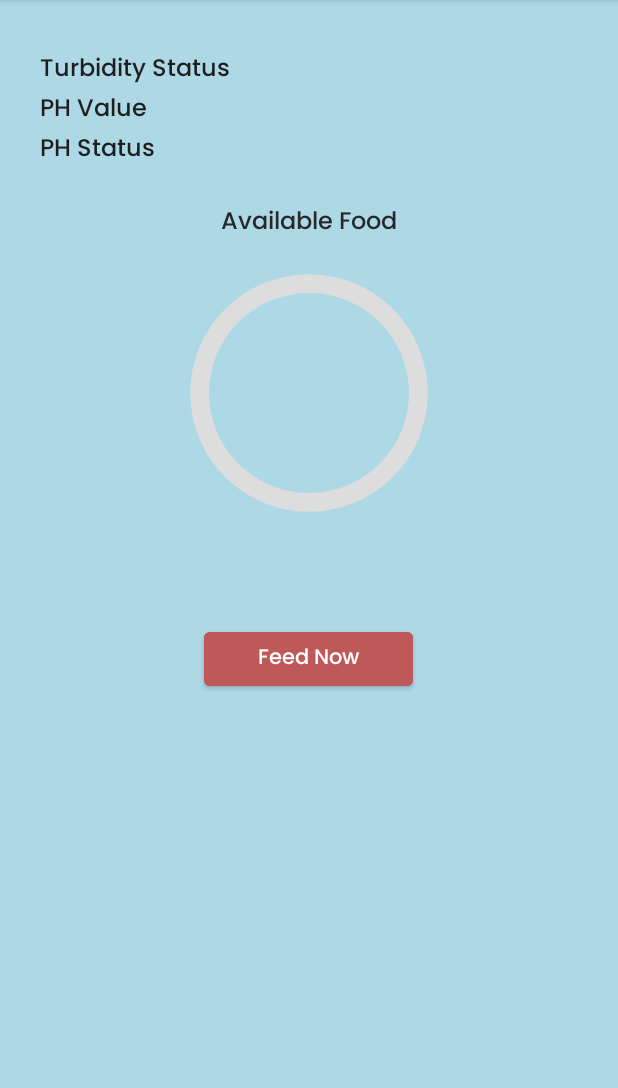
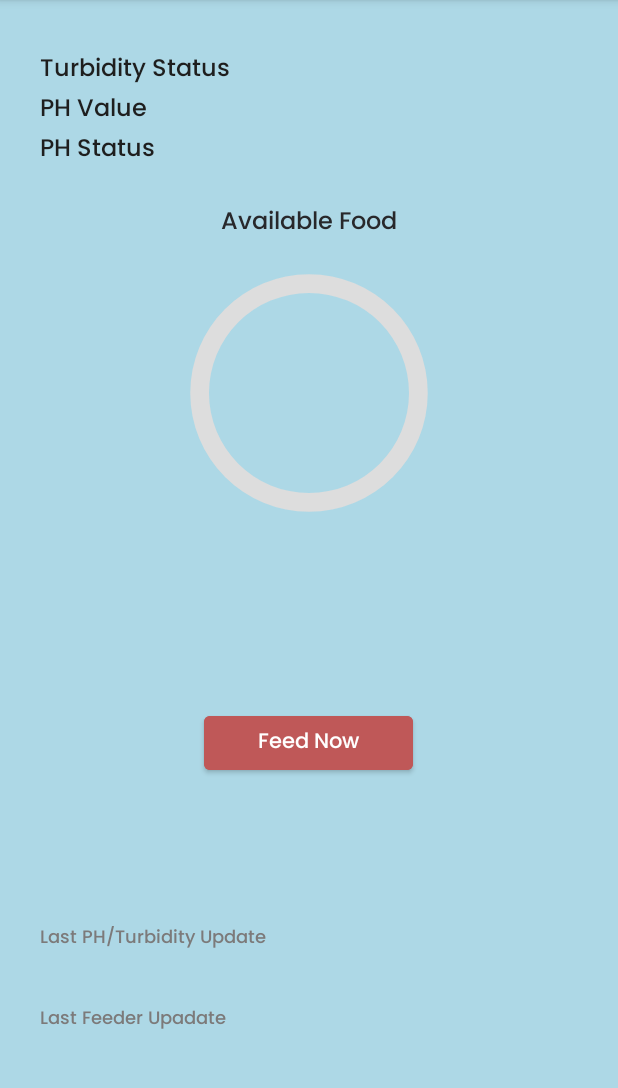
Before and after one commit to ShanaazAhamed/Fish-Tank-Monitoring-System, an Android app: the screen it shows after launch (MainActivity), on a phone screen of 412 x 824 dp, the part 84-1172 px from its top. Run offline under Robolectric (Android 15) with nearby library versions, the phone set to English and light mode, and no system bars; our stand-ins replace Firebase (no records; nobody signed in at launch, a user with empty details on screens opened directly).

Commit message:
App updated
 - last time added

```diff
--- a/FishTankApp2/app/src/main/AndroidManifest.xml
+++ b/FishTankApp2/app/src/main/AndroidManifest.xml
@@ -17,7 +17,9 @@
         android:theme="@style/Theme.FishTankApp">
         <activity
             android:name=".MainActivity"
-            android:exported="true">
+            android:exported="true"
+            android:screenOrientation="portrait">
+
             <intent-filter>
                 <action android:name="android.intent.action.MAIN" />
                 <category android:name="android.intent.category.LAUNCHER" />
--- a/FishTankApp2/app/src/main/java/com/example/fishtankapp/MainActivity.java
+++ b/FishTankApp2/app/src/main/java/com/example/fishtankapp/MainActivity.java
@@ -8,6 +8,8 @@ import android.graphics.Color;
 import android.os.Bundle;
 import android.os.Handler;
 import android.util.Log;
+import android.view.View;
+import android.widget.Button;
 import android.widget.ProgressBar;
 import android.widget.TextView;
 import android.widget.Toast;
@@ -24,11 +26,15 @@ import com.google.firebase.messaging.FirebaseMessaging;
 
 public class MainActivity extends AppCompatActivity {
 
-    private TextView turbidityStatus, phValue, phStatus, availableFood, needFeeding, progressText;
-    private DatabaseReference reference_data, reference_token;
+    private TextView turbidityStatus, phValue, phStatus, availableFood, needFeeding, progressText,lastUpdatePH,lastUpdateFeeder;
+    static DatabaseReference reference_data, reference_token;
+    private int feedNow = 0;
     private String token;
     private ProgressBar progressBar;
     int i = 0;
+
+    public MainActivity() {
+    }
 
 
     @Override
@@ -42,6 +48,8 @@ public class MainActivity extends AppCompatActivity {
         needFeeding = findViewById(R.id.needFeeding);
         progressBar = findViewById(R.id.progress_bar);
         progressText = findViewById(R.id.progress_bar_text);
+        lastUpdatePH= findViewById(R.id.lastUpdatePH);
+        lastUpdateFeeder = findViewById(R.id.lastUpdateFeeder);
 
         reference_data = FirebaseDatabase.getInstance().getReference().child("Sensor Data");
         reference_token = FirebaseDatabase.getInstance().getReference().child("Tokens");
@@ -69,14 +77,22 @@ public class MainActivity extends AppCompatActivity {
                     for (DataSnapshot snapshotData : snapshot.getChildren()) {
                         switch (snapshotData.getKey().toString()) {
                             case "Available food":
-                                progressText.setText(String.valueOf(snapshotData.getValue())+"%");
+
                                 int val = Integer.valueOf(snapshotData.getValue().toString());
+                                if(val>0){
+                                    feedNow = 1;
+                                }
+                                else feedNow = 0;
+                                if(val<0){
+                                    val = 0;
+                                }
                                 progressBar.setProgress(val);
+                                progressText.setText(String.valueOf(val)+"%");
                                 break;
                             case "Need Feeding":
                                 if (snapshotData.getValue().toString().equals("Yes")){
                                     needFeeding.setText("Please Fill the Feeding Bottle");
-                                    Toast.makeText(MainActivity.this.getApplicationContext(),"Please Fill the Feeding Bottle",Toast.LENGTH_SHORT).show();
+//                                    Toast.makeText(MainActivity.this.getApplicationContext(),"Please Fill the Feeding Bottle",Toast.LENGTH_SHORT).show();
                                 }
                                 else{
                                     needFeeding.setText("");
@@ -91,20 +107,36 @@ public class MainActivity extends AppCompatActivity {
                                 phValue.setText(snapshotData.getValue().toString());
                                 break;
                             case "Turbidity":
-
                                 turbidityStatus.setText(snapshotData.getValue().toString());
-
+                                break;
+                            case "LastPh":
+                                lastUpdatePH.setText(snapshotData.getValue().toString());
+                                break;
+                            case "LastFeeder":
+                                lastUpdateFeeder.setText(snapshotData.getValue().toString());
+                                break;
                         }
                     }
                 }
 
             }
-
             @Override
             public void onCancelled(@NonNull DatabaseError error) {
             }
         });
     }
 
+    public void feedNow(View view) {
+        if(feedNow != 0){
+            reference_data.child("Feed Now").setValue("True");
+            Toast.makeText(MainActivity.this.getApplicationContext(),"Feeding Done",Toast.LENGTH_SHORT).show();
+        }
+        else{
+            reference_data.child("Feed Now").setValue("False");
+            Toast.makeText(MainActivity.this.getApplicationContext(),"Please Fill the Feeding Bottle",Toast.LENGTH_SHORT).show();
+        }
+    }
+
+
 
 }
--- a/FishTankApp2/app/src/main/res/layout/activity_main.xml
+++ b/FishTankApp2/app/src/main/res/layout/activity_main.xml
@@ -154,7 +154,7 @@
 
     <LinearLayout
         android:layout_width="match_parent"
-        android:layout_height="46dp"
+        android:layout_height="wrap_content"
         android:orientation="horizontal">
 
         <TextView
@@ -179,10 +179,10 @@
 
     <LinearLayout
         android:layout_width="match_parent"
-        android:layout_height="match_parent"
+        android:layout_height="182dp"
         android:layout_weight="1"
-        android:gravity="center_horizontal"
-        android:orientation="horizontal">
+        android:gravity="center_horizontal|center_vertical"
+        android:orientation="vertical">
 
         <Button
             android:id="@+id/button"
@@ -190,9 +190,79 @@
             android:layout_height="wrap_content"
             android:backgroundTint="#BF5858"
             android:fontFamily="@font/poppins_medium"
+            android:onClick="feedNow"
             android:text="Feed Now"
             android:textAlignment="center"
-            android:textAppearance="@style/TextAppearance.AppCompat.Body2" />
+            android:textAppearance="@style/TextAppearance.AppCompat.Body2"
+            android:textColor="#FFFFFF"
+            tools:ignore="UsingOnClickInXml" />
+
     </LinearLayout>
 
+    <TableLayout
+        android:layout_width="match_parent"
+        android:layout_height="186dp">
+
+        <TableRow
+            android:layout_width="match_parent"
+            android:layout_height="match_parent"
+            android:layout_marginLeft="25px"
+            android:layout_marginTop="50px">
+
+            <TextView
+                android:id="@+id/lastUpdate1"
+                android:layout_width="wrap_content"
+                android:layout_height="wrap_content"
+                android:ems="10"
+                android:fontFamily="@font/poppins_medium"
+                android:inputType="textPersonName"
+                android:paddingLeft="15px"
+                android:text="Last PH/Turbidity Update"
+                android:textAppearance="@style/TextAppearance.AppCompat.Small"
+                android:textColor="#7C7A7A"
+                android:textSize="12sp" />
+
+            <TextView
+                android:id="@+id/lastUpdatePH"
+                android:layout_width="241dp"
+                android:layout_height="wrap_content"
+                android:ems="10"
+                android:fontFamily="@font/poppins_light"
+                android:inputType="textPersonName"
+                android:textColor="#7C7A7A"
+                android:textSize="12sp" />
+        </TableRow>
+
+        <TableRow
+            android:layout_width="match_parent"
+            android:layout_height="match_parent"
+            android:layout_marginLeft="25px"
+            android:layout_marginTop="50px">
+
+            <TextView
+                android:id="@+id/lastUpdate2"
+                android:layout_width="wrap_content"
+                android:layout_height="wrap_content"
+                android:ems="10"
+                android:fontFamily="@font/poppins_medium"
+                android:inputType="textPersonName"
+                android:paddingLeft="15px"
+                android:text="Last Feeder Upadate"
+                android:textAppearance="@style/TextAppearance.AppCompat.Small"
+                android:textColor="#7C7A7A"
+                android:textSize="12sp" />
+
+            <TextView
+                android:id="@+id/lastUpdateFeeder"
+                android:layout_width="255dp"
+                android:layout_height="wrap_content"
+                android:ems="10"
+                android:fontFamily="@font/poppins_light"
+                android:inputType="textPersonName"
+                android:textColor="#7C7A7A"
+                android:textSize="12sp" />
+        </TableRow>
+
+    </TableLayout>
+
 </LinearLayout>
```
